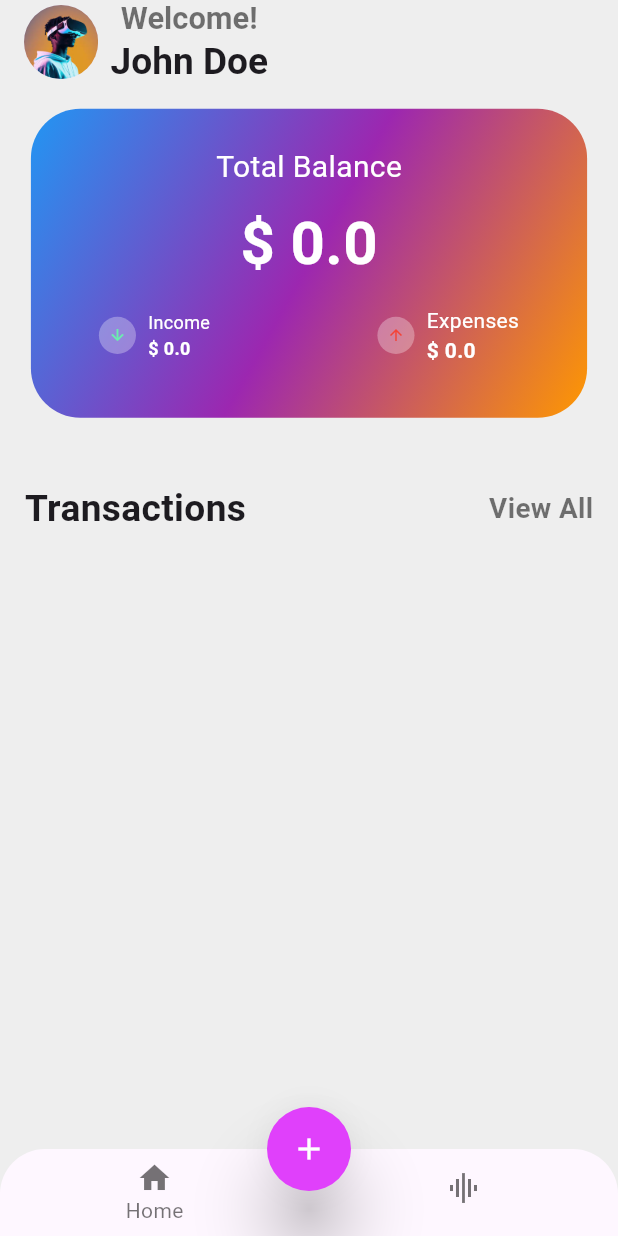
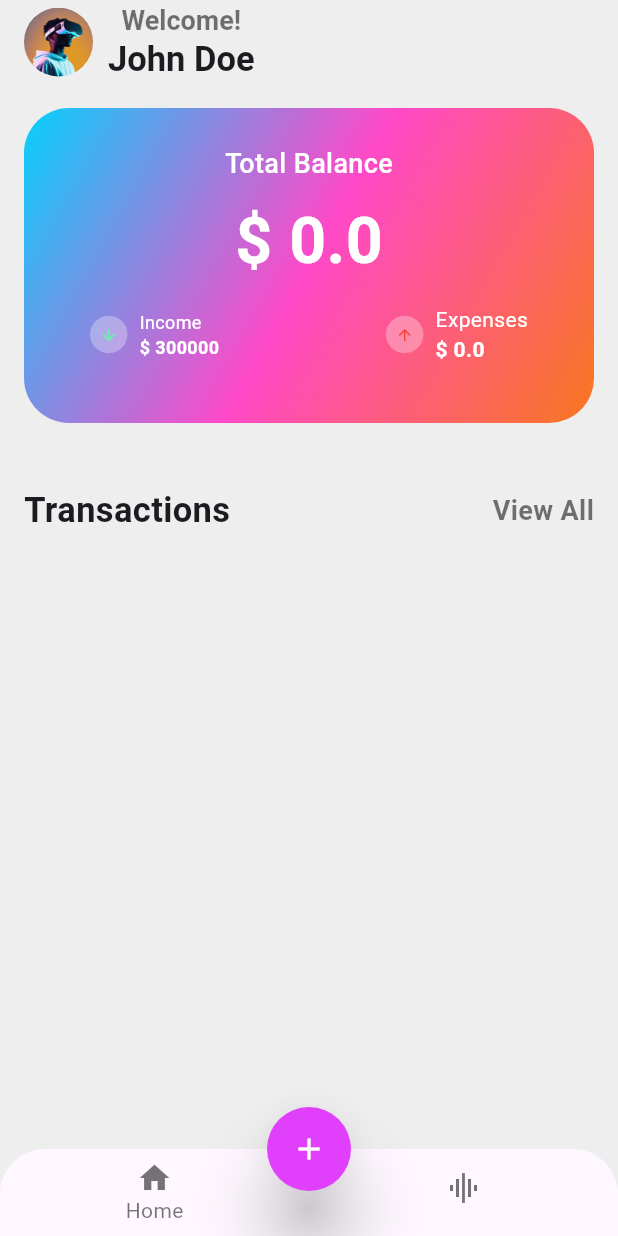
Before and after one commit to mithun205/Ex, a Flutter app: the screen it shows after launch, on a phone screen of 412 x 824 dp. Run offline on Flutter 3.47's test engine with Material 3 defaults, Android fonts, the phone set to English and light mode, and no system bars; our stand-ins replace flutter_slidable, shared_preferences.

Commit message:
main.dart

```diff
--- a/lib/main.dart
+++ b/lib/main.dart
@@ -25,10 +25,10 @@ class HomePage extends StatefulWidget {
   @override
   _HomePageState createState() => _HomePageState();
 }
+
 class _HomePageState extends State<HomePage> {
   List<Map<String, dynamic>> _expenses = [];
   double _totalExpenses = 0;
-  double _totalIncome = 0; // Add a variable for total income
 
   @override
   void initState() {
@@ -44,13 +44,6 @@ class _HomePageState extends State<HomePage> {
       setState(() {
         _expenses = List<Map<String, dynamic>>.from(decodedExpenses);
         _calculateTotal();
-      });
-    }
-
-    String? savedIncome = prefs.getString('income'); // Load saved income
-    if (savedIncome != null) {
-      setState(() {
-        _totalIncome = double.parse(savedIncome); // Set total income
       });
     }
   }
@@ -79,15 +72,11 @@ class _HomePageState extends State<HomePage> {
     );
     if (result != null) {
       setState(() {
-        // Update expenses and income if present in the result
-        _expenses.add(result['expense']);
-        _totalIncome = double.parse(result['income']); // Set the total income
+        _expenses.add(result);
         _calculateTotal();
       });
-
       SharedPreferences prefs = await SharedPreferences.getInstance();
       prefs.setString('expenses', jsonEncode(_expenses));
-      prefs.setString('income', _totalIncome.toString()); // Save the income
     }
   }
 
@@ -101,52 +90,52 @@ class _HomePageState extends State<HomePage> {
 
   @override
   Widget build(BuildContext context) {
-
-    final size = MediaQuery.of(context).size;
-    final height = size.height;
-    final width = size.width;
-
     return Scaffold(
       backgroundColor: Colors.grey[200],
+
       appBar: AppBar(
-        backgroundColor:Colors.grey[200],
-        title: Row(
+        backgroundColor: Colors.transparent,
+        title: const Row(
           children: [
             CircleAvatar(
-              backgroundImage: const AssetImage("asset/images (3).jpeg"),
-              radius:  width * 0.06,
+              backgroundImage: AssetImage("asset/images (3).jpeg"),
+              radius: 23,
             ),
             SizedBox(
-              width: width * 0.02,
+              width: 10,
             ),
-             Column(
+            Column(
               children: [
                 Text('Welcome!',
                     style: TextStyle(
-                        fontSize: width * 0.05,
+                        fontSize: 18,
                         color: Colors.black54,
                         fontWeight: FontWeight.w700)),
                 Text('John Doe',
-                    style: TextStyle(
-                        fontSize: width * 0.06, fontWeight: FontWeight.bold)),
+                    style:
+                        TextStyle(fontSize: 23, fontWeight: FontWeight.bold)),
               ],
             ),
           ],
         ),
-        flexibleSpace: Container(),
       ),
+
       body: Column(
         children: [
           Padding(
-            padding:  EdgeInsets.all(width * 0.04),
+            padding: const EdgeInsets.all(16.0),
             child: Container(
-               height: height * 0.25,
-              width: width * 0.9,
-              padding:  EdgeInsets.all(width * 0.06),
+              height: 210,
+              width: 400,
+              padding: const EdgeInsets.all(24),
               decoration: BoxDecoration(
-                borderRadius: BorderRadius.circular(width * 0.08),
+                borderRadius: BorderRadius.circular(30),
                 gradient: const LinearGradient(
-                  colors: [Colors.blue, Colors.purple, Colors.orange],
+                  colors: [
+                    Color.fromARGB(255, 5, 208, 253),
+                    Color.fromARGB(255, 255, 73, 200),
+                    Color.fromARGB(255, 249, 118, 30)
+                  ],
                   begin: Alignment.topLeft,
                   end: Alignment.bottomRight,
                 ),
@@ -154,24 +143,27 @@ class _HomePageState extends State<HomePage> {
               child: Column(
                 children: [
                   const Text('Total Balance',
-                      style: TextStyle(color: Colors.white, fontSize: 20)),
+                      style: TextStyle(
+                          color: Colors.white,
+                          fontSize: 18,
+                          fontWeight: FontWeight.w500)),
                   const SizedBox(height: 8),
                   Text('\$ $_totalExpenses',
                       style: const TextStyle(
                           color: Colors.white,
-                          fontSize: 40,
+                          fontSize: 43,
                           fontWeight: FontWeight.bold)),
                   Padding(
-                    padding:  EdgeInsets.symmetric(
-                        vertical: height * 0.015, horizontal: width * 0.05),
+                    padding: const EdgeInsets.symmetric(
+                        vertical: 12, horizontal: 20),
                     child: Row(
                       mainAxisAlignment: MainAxisAlignment.spaceBetween,
                       children: [
                         Row(
                           children: [
                             Container(
-                              width: width * 0.06,
-                              height: width * 0.06,
+                              width: 25,
+                              height: 25,
                               decoration: const BoxDecoration(
                                   color: Colors.white30,
                                   shape: BoxShape.circle),
@@ -183,10 +175,10 @@ class _HomePageState extends State<HomePage> {
                               )),
                             ),
                             const SizedBox(width: 8),
-                            Column(
+                            const Column(
                               crossAxisAlignment: CrossAxisAlignment.start,
                               children: [
-                                const Text(
+                                Text(
                                   'Income',
                                   style: TextStyle(
                                       fontSize: 12,
@@ -194,21 +186,21 @@ class _HomePageState extends State<HomePage> {
                                       fontWeight: FontWeight.w400),
                                 ),
                                 Text(
-                                  '\$ $_totalIncome',
-                                  style: const TextStyle(
+                                  "\$ 300000",
+                                  style: TextStyle(
                                       fontSize: 12,
                                       color: Colors.white,
                                       fontWeight: FontWeight.w600),
                                 ),
                               ],
-                            ),
+                            )
                           ],
                         ),
                         Row(
                           children: [
                             Container(
-                               width: width * 0.06,
-                              height: width * 0.06,
+                              width: 25,
+                              height: 25,
                               decoration: const BoxDecoration(
                                   color: Colors.white30,
                                   shape: BoxShape.circle),
@@ -223,7 +215,7 @@ class _HomePageState extends State<HomePage> {
                             Column(
                               crossAxisAlignment: CrossAxisAlignment.start,
                               children: [
-                                const Text(
+                                Text(
                                   'Expenses',
                                   style: TextStyle(
                                       fontSize: 14,
@@ -232,44 +224,45 @@ class _HomePageState extends State<HomePage> {
                                 ),
                                 Text(
                                   '\$ $_totalExpenses',
-                                  style: const TextStyle(
+                                  style: TextStyle(
                                       fontSize: 14,
                                       color: Colors.white,
                                       fontWeight: FontWeight.w600),
                                 ),
                               ],
-                            ),
+                            )
                           ],
-                        ),
+                        )
                       ],
                     ),
-                  ),
+                  )
                 ],
               ),
             ),
           ),
-          const SizedBox(
-            height: 10,
-          ),
-          Padding(
-            padding: EdgeInsets.all(width * 0.04),
+
+          const SizedBox(height: 10,),
+
+          const Padding(
+            padding: EdgeInsets.all(16.0),
             child: Row(
               mainAxisAlignment: MainAxisAlignment.spaceBetween,
               children: [
                 Text(
                   "Transactions",
-                  style: TextStyle(fontSize: width * 0.06, fontWeight: FontWeight.bold),
+                  style: TextStyle(fontSize: 23, fontWeight: FontWeight.bold),
                 ),
                 Text(
                   "View All",
                   style: TextStyle(
-                      fontSize: width * 0.045,
+                      fontSize: 18,
                       fontWeight: FontWeight.w700,
                       color: Colors.black54),
-                ),
+                )
               ],
             ),
           ),
+
           Expanded(
             child: ListView.builder(
               itemCount: _expenses.length,
@@ -282,13 +275,13 @@ class _HomePageState extends State<HomePage> {
                         onPressed: (context) => _deleteExpense(index),
                         icon: Icons.delete,
                         backgroundColor: Colors.red.shade300,
-                        borderRadius: BorderRadius.circular(width * 0.03),
+                        borderRadius: BorderRadius.circular(12),
                       ),
                     ],
                   ),
                   child: Card(
-                    margin:  EdgeInsets.symmetric(
-                        vertical: height * 0.015, horizontal: width * 0.05),
+                    margin: const EdgeInsets.symmetric(
+                        vertical: 10, horizontal: 20),
                     shape: RoundedRectangleBorder(
                       borderRadius: BorderRadius.circular(15),
                     ),
@@ -309,7 +302,7 @@ class _HomePageState extends State<HomePage> {
                             fontWeight: FontWeight.w600,
                             color: Colors.grey[600]),
                       ),
-                      trailing: const Icon(Icons.drag_handle),
+                      trailing: Icon(Icons.drag_handle),
                     ),
                   ),
                 );
@@ -318,9 +311,10 @@ class _HomePageState extends State<HomePage> {
           ),
         ],
       ),
+
       floatingActionButton: FloatingActionButton(
         elevation: 20,
-        shape: const CircleBorder(),
+        shape: CircleBorder(),
         backgroundColor: Colors.purpleAccent,
         onPressed: _navigateToAddExpensePage,
         child: const Icon(
@@ -330,6 +324,7 @@ class _HomePageState extends State<HomePage> {
       ),
       floatingActionButtonLocation: FloatingActionButtonLocation.centerDocked,
       floatingActionButtonAnimator: FloatingActionButtonAnimator.scaling,
+
       bottomNavigationBar: ClipRRect(
         borderRadius: const BorderRadius.vertical(top: Radius.circular(30)),
         child: BottomNavigationBar(
@@ -337,9 +332,10 @@ class _HomePageState extends State<HomePage> {
           showSelectedLabels: true,
           showUnselectedLabels: false,
           elevation: 0,
-          items: const [
+          items: [
             BottomNavigationBarItem(icon: Icon(Icons.home), label: 'Home'),
-            BottomNavigationBarItem(icon: Icon(Icons.graphic_eq), label: 'Stats')
+            BottomNavigationBarItem(
+                icon: Icon(Icons.graphic_eq), label: 'Stats')
           ],
           currentIndex: _selectedIndex,
           onTap: _onItemTapped,
```
